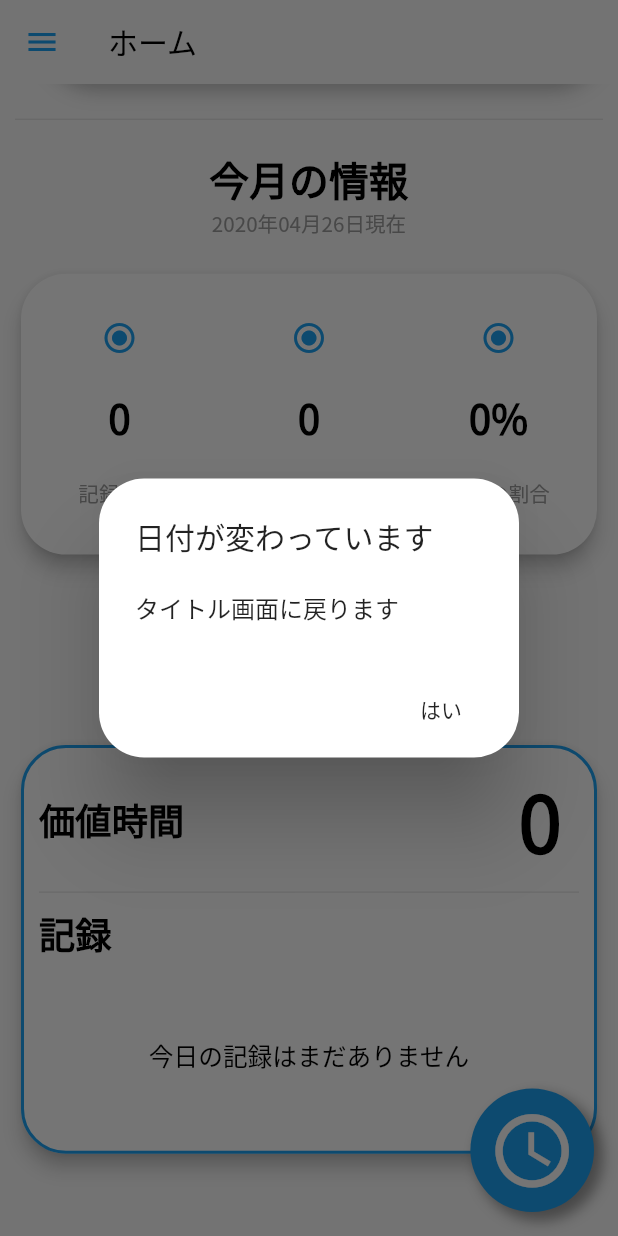
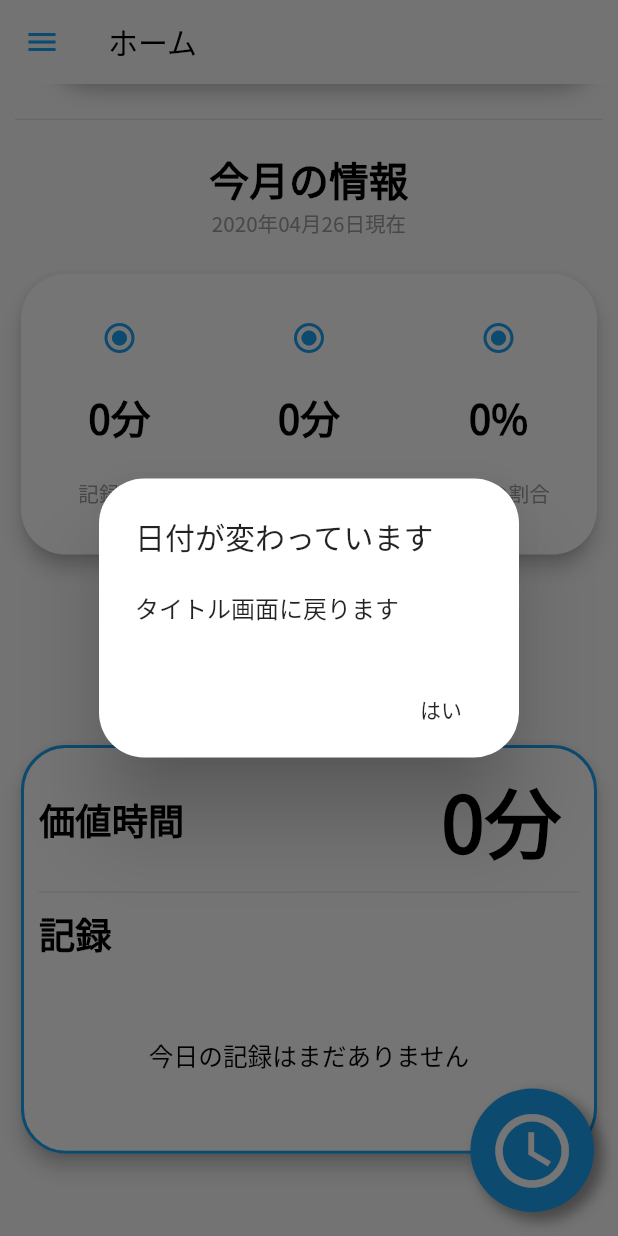
Before and after one commit to thoth000/zikanri, a Flutter app: the HomePage screen opened directly, scrolled down 215 dp, on a phone screen of 412 x 824 dp. Run offline on Flutter 3.47's test engine with Material 2 defaults, Android fonts, the phone set to English and light mode, and no system bars; our stand-ins replace hive, hive_flutter, share; missing offline and left inert: esys_flutter_share; accounts and stored records are empty.

Commit message:
ScaffoldのカラーはFAFAFA
Color(0XFFFAFAFA)にすることで背景と同化できる

```diff
--- a/lib/home/this_month.dart
+++ b/lib/home/this_month.dart
@@ -29,9 +29,9 @@ class _TMWidgetState extends State<TMWidget> {
               children: <Widget>[
                 _widget(
                   '記録時間',
-                  userData.thisMonthTime.toString(),
+                  userData.thisMonthTime.toString()+'分',
                 ),
-                _widget('価値時間', userData.thisMonthGood.toString()),
+                _widget('価値時間', userData.thisMonthGood.toString()+'分'),
                 _widget('価値の割合', userData.thisMonthPer.toString()+'%'),
               ],
             ),
--- a/lib/home/today.dart
+++ b/lib/home/today.dart
@@ -126,7 +126,7 @@ class TodayWidget extends StatelessWidget {
                       ],
                     ),
                     Text(
-                      userData.todayGood.toString() + ' ',
+                      userData.todayGood.toString() + '分 ',
                       style: TextStyle(
                         fontWeight: FontWeight.w700,
                         fontSize: FontSize.xxlarge,
--- a/lib/lately/lately.dart
+++ b/lib/lately/lately.dart
@@ -226,7 +226,7 @@ class DayData extends StatelessWidget {
       child: Container(
         height: displaySize.width/2+20,
         width: displaySize.width,
-        color: (theme.isDark) ? Color(0XFF303030) : Colors.white,
+        color: (theme.isDark) ? Color(0XFF303030) : Color(0XFFFAFAFA),
         child: Padding(
           padding: EdgeInsets.all(10),
           child: Card(
@@ -298,11 +298,11 @@ class DayData extends StatelessWidget {
                     children: <Widget>[
                       _widget(
                         '記録時間',
-                        l[1].toString(),
+                        l[1].toString()+'分',
                       ),
                       _widget(
                         '価値時間',
-                        l[2].toString(),
+                        l[2].toString()+'分',
                       ),
                       _widget(
                         '価値の割合',
--- a/lib/splash.dart
+++ b/lib/splash.dart
@@ -90,7 +90,7 @@ class _SplashPageState extends State<SplashPage> {
     }
 
     return Scaffold(
-      backgroundColor: Colors.white,
+      backgroundColor: Color(0XFFFAFAFA),
       body: Stack(
         children: <Widget>[
           Center(
```
